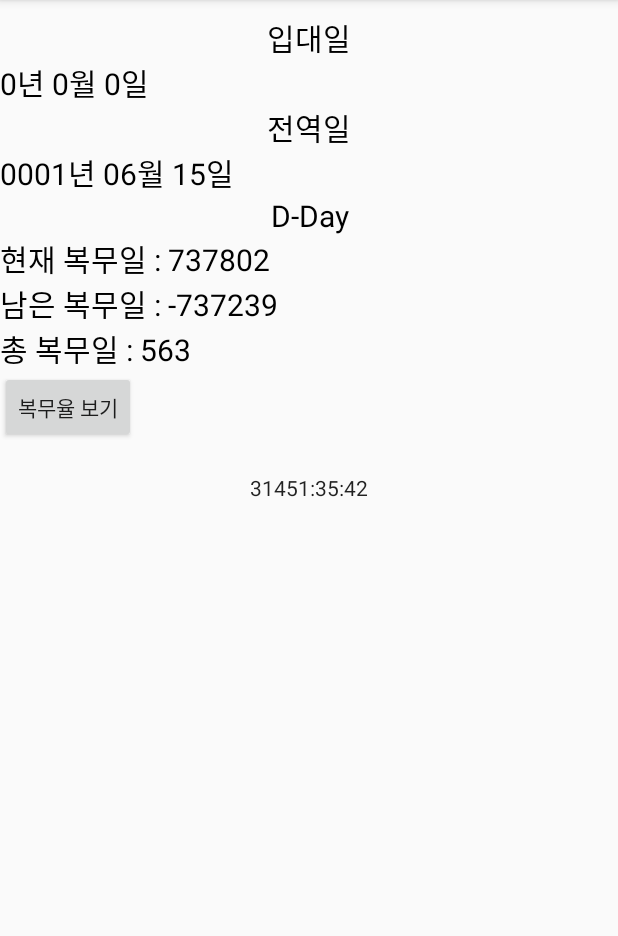
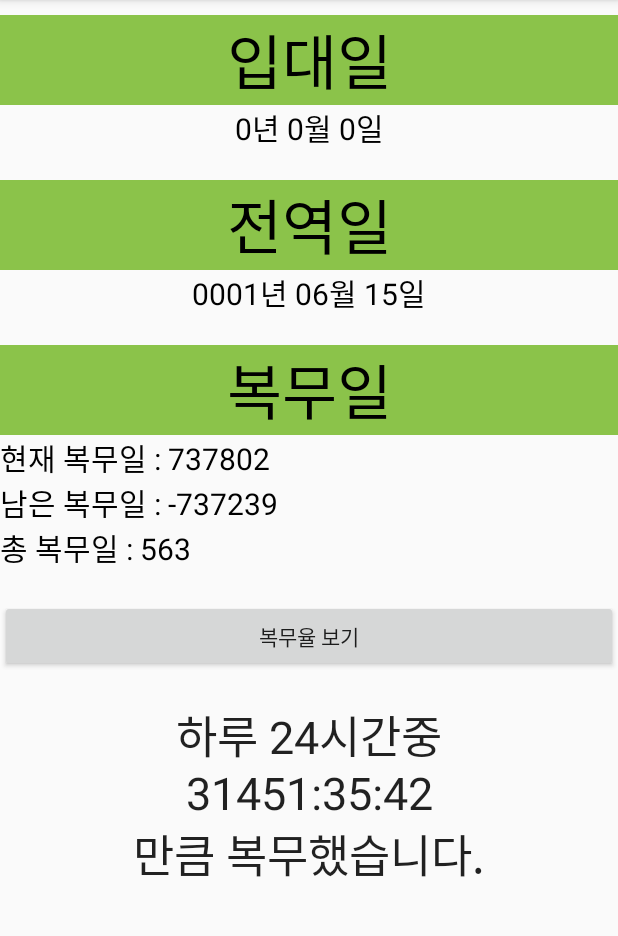
Before and after one commit to elddy0948/MilitaryTimerApp, an Android app: the Main3Activity screen opened directly, with no data from a screen before it, on a phone screen of 412 x 824 dp, the part 84-1020 px from its top. Run offline under Robolectric (Android 15) with nearby library versions, the phone set to English and light mode, and no system bars.

Commit message:
ㄲㄲㄲㄲ

```diff
--- a/app/src/main/res/layout/activity_main3.xml
+++ b/app/src/main/res/layout/activity_main3.xml
@@ -7,11 +7,12 @@
     android:orientation="vertical"
     tools:context=".Main3Activity">
     <TextView
+        android:background="#8BC34A"
         android:layout_marginTop="10dp"
         android:layout_width="match_parent"
         android:layout_height="wrap_content"
         android:text="입대일"
-        android:textSize="20dp"
+        android:textSize="40dp"
         android:textColor="#000000"
         android:gravity="center"/>
     <TextView
@@ -19,12 +20,15 @@
         android:layout_height="wrap_content"
         android:id="@+id/enterWhen"
         android:textSize="20dp"
+        android:gravity="center"
         android:textColor="#000000"/>
     <TextView
+        android:layout_marginTop="20dp"
+        android:background="#8BC34A"
         android:layout_width="match_parent"
         android:layout_height="wrap_content"
         android:text="전역일"
-        android:textSize="20dp"
+        android:textSize="40dp"
         android:textColor="#000000"
         android:gravity="center"/>
     <TextView
@@ -32,12 +36,15 @@
         android:layout_height="wrap_content"
         android:id="@+id/endWhen"
         android:textSize="20dp"
+        android:gravity="center"
         android:textColor="#000000"/>
     <TextView
+        android:layout_marginTop="20dp"
+        android:background="#8BC34A"
         android:layout_width="match_parent"
         android:layout_height="wrap_content"
-        android:text="D-Day"
-        android:textSize="20dp"
+        android:text="복무일"
+        android:textSize="40dp"
         android:textColor="#000000"
         android:gravity="center"/>
     <TextView
@@ -48,16 +55,20 @@
         android:textColor="#000000"/>
 
     <Button
-        android:layout_width="wrap_content"
+        android:layout_marginTop="20dp"
+        android:layout_width="match_parent"
         android:layout_height="wrap_content"
         android:text="복무율 보기"
         android:id="@+id/show_progress"/>
 
     <Chronometer
+
         android:layout_marginTop="20dp"
         android:layout_width="match_parent"
         android:layout_height="wrap_content"
         android:gravity="center"
+        android:format="하루 24시간중\n%s\n만큼 복무했습니다."
+        android:textSize="30dp"
         android:id="@+id/cm"/>
     <TextView
         android:layout_width="match_parent"
--- a/app/src/main/res/layout/list_of_people.xml
+++ b/app/src/main/res/layout/list_of_people.xml
@@ -2,5 +2,11 @@
 <LinearLayout xmlns:android="http://schemas.android.com/apk/res/android"
     android:layout_width="match_parent"
     android:layout_height="match_parent">
+    <ListView
+        android:layout_width="match_parent"
+        android:layout_height="match_parent"
+        android:id="@+id/list">
+
+    </ListView>
 
 </LinearLayout>
--- a/app/src/main/res/layout/show_progress.xml
+++ b/app/src/main/res/layout/show_progress.xml
@@ -15,6 +15,7 @@
         android:layout_height="wrap_content"
         android:id="@+id/progress_text"
         android:textSize="20dp"
+        android:gravity="center"
         android:textColor="#000000"/>
 
 </LinearLayout>
```
Also changed, not shown: app/src/main/java/com/example/militarytimerapp/Main.java (+2 -76 lines), app/src/main/java/com/example/militarytimerapp/Main2Activity.java (+2 -5 lines), 2 other files.
